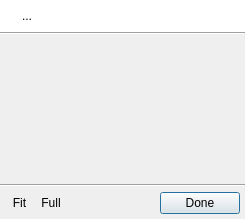
Above: uman/src/QUPictureDialog.ui from UltraStar-Deluxe/UltraStar-Manager before the change. Below: the same form after it.
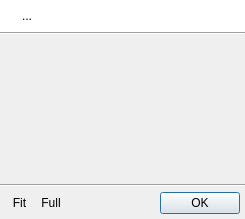
That is the form after the change. Icons and pictures are not drawn.

Commit message: apply/done replaced with "OK"; other experiments with progress dialog

Patch:
```diff
--- a/uman/src/QUPictureDialog.ui
+++ b/uman/src/QUPictureDialog.ui
@@ -234,7 +234,7 @@
      <item>
       <widget class="QPushButton" name="doneBtn" >
        <property name="text" >
-        <string>Done</string>
+        <string>OK</string>
        </property>
        <property name="icon" >
         <iconset resource="images/uman.qrc" >
```
The commit also changes 6 other files.
